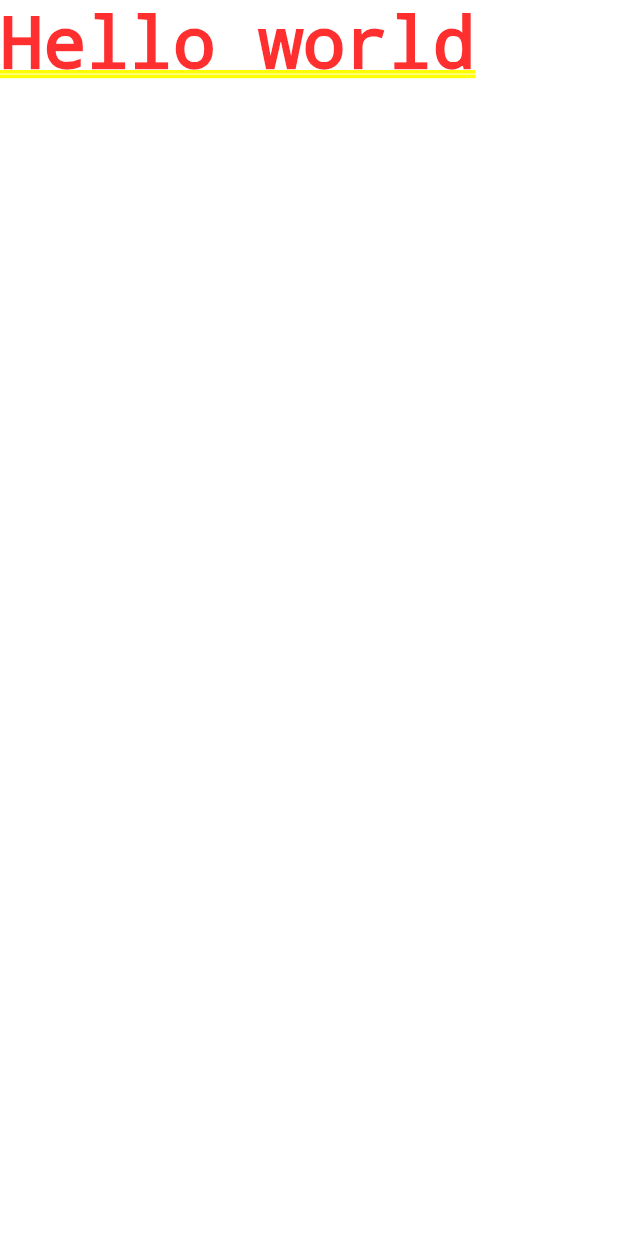
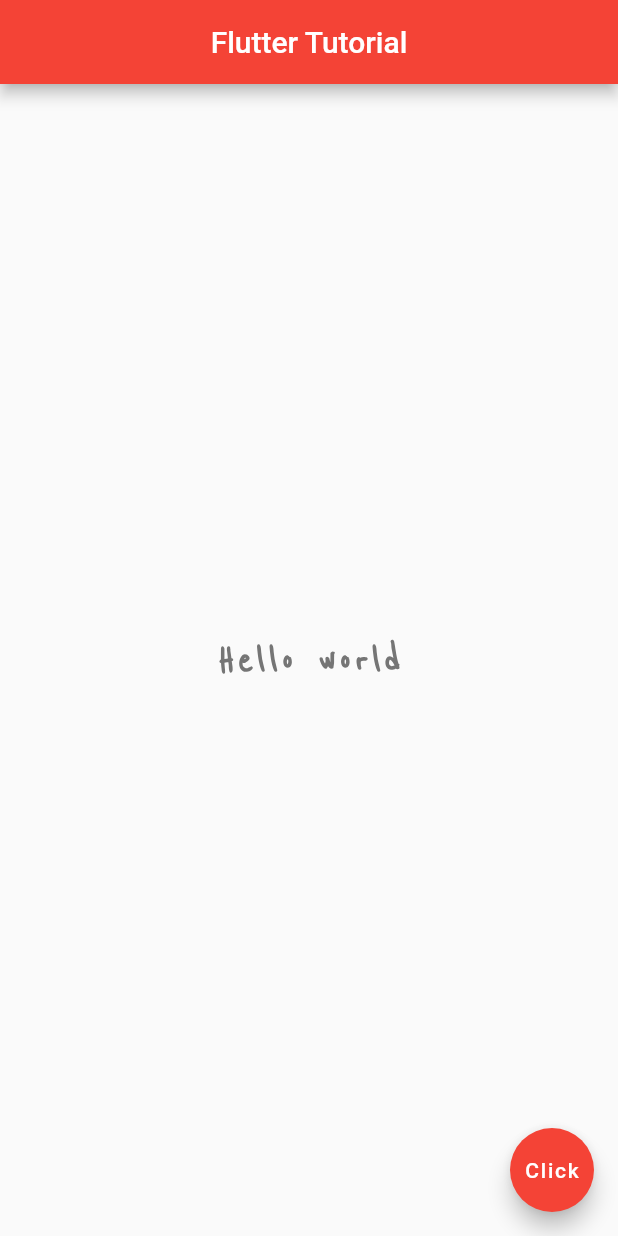
Before and after one commit to Zane97/flutter_tut, a Flutter app: the screen it shows after launch, on a phone screen of 412 x 824 dp. Run offline on Flutter 3.47's test engine with Material 2 defaults, Android fonts, the phone set to English and light mode, and no system bars.

Commit message:
Finished tutorial 7 of the net ninja series.

```diff
--- a/lib/main.dart
+++ b/lib/main.dart
@@ -2,6 +2,41 @@ import 'package:flutter/material.dart';
 
 void main() {
   runApp(MaterialApp(
-    home: Text("Hello world"),
+    home: Home(),
   ));
 }
+
+class Home extends StatelessWidget {
+  const Home({Key? key}) : super(key: key);
+
+  @override
+  Widget build(BuildContext context) {
+    return Scaffold(
+      appBar: AppBar(
+        title: Text("Flutter Tutorial"),
+        centerTitle: true,
+        backgroundColor: Colors.red,
+      ),
+
+      body: Center(
+        child: Text(
+            "Hello world",
+            style: TextStyle(
+              fontSize: 30.0,
+              fontWeight: FontWeight.bold,
+              letterSpacing: 2.0,
+              color: Colors.grey[600],
+              fontFamily: "ReenieBeanie",
+            )
+        ),
+      ),
+
+      floatingActionButton: FloatingActionButton(
+        onPressed: null,
+        backgroundColor: Colors.red,
+        child: Text("Click"),
+      ),
+
+    );
+  }
+}
```
Also changed, not shown: pubspec.yaml (+5 -11 lines), fonts/ReenieBeanie-Regular.ttf (added).
